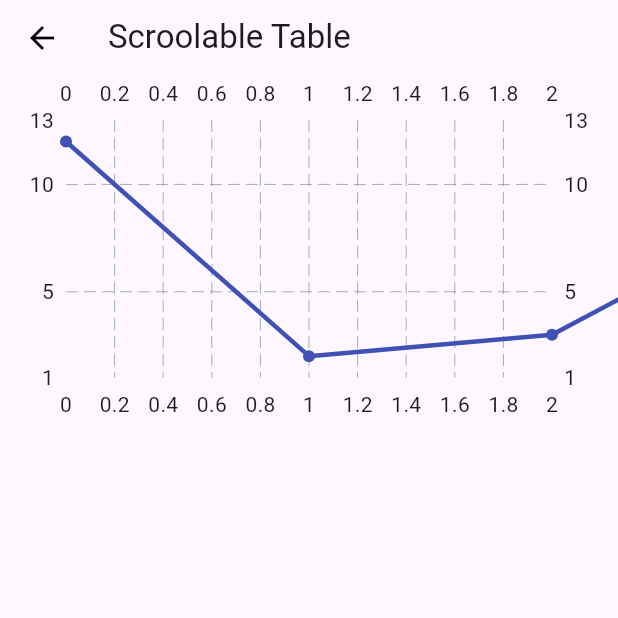
After one commit to Mamgain777/testing_widgets, a Flutter app: the screen it shows after launch, after a tap on "Scroolable Graph", on a phone screen of 412 x 824 dp, the top half of it. The commit adds this screen. Run offline on Flutter 3.47's test engine with Material 3 defaults, Android fonts, the phone set to English and light mode, and no system bars; drawn by our look-alikes of fl_chart.

Commit message:
ft: could not make scroolable graph

```diff
--- a/lib/screens/main_screen.dart
+++ b/lib/screens/main_screen.dart
@@ -1,6 +1,7 @@
 import 'package:flutter/material.dart';
 import 'package:testing_widgets/screens/depth_card.dart';
 import 'package:testing_widgets/screens/fixed_header_table.dart';
+import 'package:testing_widgets/screens/scrollable_graph.dart';
 import 'package:testing_widgets/screens/scroolable_card.dart';
 import 'package:testing_widgets/screens/scroolable_table.dart';
 import 'package:testing_widgets/screens/section_selection.dart';
@@ -37,6 +38,21 @@ class _MainScreenState extends State<MainScreen> {
         child: SingleChildScrollView(
           child: Column(
             children: [
+              ElevatedButton(
+                onPressed: () {
+                  Navigator.push(
+                    context,
+                    MaterialPageRoute(
+                      builder: (context) => const ScroolableGraph(),
+                    ),
+                  );
+                },
+                child: const Center(
+                  child: Text(
+                    "Scroolable Graph"
+                  ),
+                ),
+              ),
               ElevatedButton(
                 onPressed: () {
                   Navigator.push(
--- /dev/null
+++ b/lib/screens/scrollable_graph.dart
@@ -0,0 +1,101 @@
+import 'package:fl_chart/fl_chart.dart';
+import 'package:flutter/material.dart';
+import 'package:testing_widgets/common/common_appbar.dart';
+import 'package:testing_widgets/widgets/zommable_chart.dart';
+
+class ScroolableGraph extends StatefulWidget {
+  const ScroolableGraph({super.key});
+
+  @override
+  State<ScroolableGraph> createState() => _ScroolableGraphState();
+}
+
+class _ScroolableGraphState extends State<ScroolableGraph> {
+  @override
+  Widget build(BuildContext context) {
+    return Scaffold(
+      appBar: const PreferredSize(
+        preferredSize: Size.fromHeight(50),
+        child: CommonAppbar(appbarTitle: "Scroolable Table"),
+      ),
+      body:
+      // AspectRatio(
+      // aspectRatio: 16 / 9,
+      // child: ZoomableChart(
+      //   maxX: 20,
+      //   builder: (minX, maxX) {
+      //     return BarChart(
+      //       BarChartData(
+      //         barGroups: [
+      //           BarChartGroupData(
+      //               x: 0, barRods: [BarChartRodData(toY: 8, color: Colors.blue, width: 40)]),
+      //           BarChartGroupData(
+      //               x: 1, barRods: [BarChartRodData(toY: 5, color: Colors.green, width: 40)]),
+      //           BarChartGroupData(
+      //               x: 0, barRods: [BarChartRodData(toY: 6, color: Colors.blue, width: 40)]),
+      //           BarChartGroupData(
+      //               x: 1, barRods: [BarChartRodData(toY: 1, color: Colors.green, width: 40)]),
+      //           BarChartGroupData(
+      //               x: 0, barRods: [BarChartRodData(toY: 3, color: Colors.blue, width: 40)]),
+      //           BarChartGroupData(
+      //               x: 1, barRods: [BarChartRodData(toY: 7, color: Colors.green, width: 40)]),
+      //           BarChartGroupData(
+      //               x: 1, barRods: [BarChartRodData(toY: 5, color: Colors.green, width: 40)]),
+      //           // Add more BarChartGroupData for additional bars
+      //         ],
+      //         borderData: FlBorderData(
+      //           show: true,
+      //           border: Border.all(color: const Color(0xff37434d), width: 1),
+      //         ),
+      //         gridData: const FlGridData(show: true),
+      //         groupsSpace: 20,
+
+      //       ),
+      //     );
+      //   }
+      // ),
+      // ),
+      AspectRatio(
+      aspectRatio: 16 / 9,
+      child: ZoomableChart(
+        maxX: 2,
+        builder: (minX, maxX) {
+          return LineChart(
+            LineChartData(
+              clipData: const FlClipData.all(),
+              minX: minX,
+              maxX: maxX,
+              lineTouchData: const LineTouchData(enabled: false),
+              lineBarsData: [
+                LineChartBarData(
+                  spots: const [
+                    FlSpot(0, 12),
+                    FlSpot(1, 2),
+                    FlSpot(2, 3),
+                    FlSpot(3, 9),
+                    FlSpot(4, 11),
+                    FlSpot(5, 13),
+                    FlSpot(6, 3),
+                    FlSpot(7, 7),
+                    FlSpot(8, 2),
+                  ],
+                  isCurved: false,
+                  barWidth: 3,
+                  color: Colors.indigo,
+                  // dotData: FlDotData(
+                  //   show: false,
+                  // ),
+                ),
+              ],
+              minY: 1,
+              borderData: FlBorderData(
+                show: false,
+              ),
+            ),
+          );
+        },
+      ),
+    )
+    );
+  }
+}
--- /dev/null
+++ b/lib/widgets/zommable_chart.dart
@@ -0,0 +1,94 @@
+import 'dart:math';
+
+import 'package:flutter/material.dart';
+
+class ZoomableChart extends StatefulWidget {
+  const ZoomableChart({
+    super.key,
+    required this.maxX,
+    required this.builder,
+  });
+
+  final double maxX;
+  final Widget Function(double, double) builder;
+
+  @override
+  State<ZoomableChart> createState() => _ZoomableChartState();
+}
+
+class _ZoomableChartState extends State<ZoomableChart> {
+  late double minX;
+  late double maxX;
+
+  late double lastMaxXValue;
+  late double lastMinXValue;
+
+  @override
+  void initState() {
+    super.initState();
+    minX = 0;
+    maxX = widget.maxX;
+  }
+
+  @override
+  Widget build(BuildContext context) {
+    return GestureDetector(
+      onDoubleTap: () {
+        setState(() {
+          minX = 0;
+          maxX = widget.maxX;
+        });
+      },
+      onHorizontalDragStart: (details) {
+        lastMinXValue = minX;
+        lastMaxXValue = maxX;
+      },
+      onHorizontalDragUpdate: (details) {
+        var horizontalDistance = details.primaryDelta ?? 0;
+        if (horizontalDistance == 0) return;
+        var lastMinMaxDistance = max(lastMaxXValue - lastMinXValue, 0.0);
+
+        setState(() {
+          minX -= lastMinMaxDistance * 0.005 * horizontalDistance;
+          maxX -= lastMinMaxDistance * 0.005 * horizontalDistance;
+
+          if (minX < 0) {
+            minX = 0;
+            maxX = lastMinMaxDistance;
+          }
+          if (maxX > widget.maxX) {
+            maxX = widget.maxX;
+            minX = maxX - lastMinMaxDistance;
+          }
+        });
+      },
+      onScaleStart: (details) {
+        lastMinXValue = minX;
+        lastMaxXValue = maxX;
+      },
+      onScaleUpdate: (details) {
+        var horizontalScale = details.horizontalScale;
+        if (horizontalScale == 0) return;
+        var lastMinMaxDistance = max(lastMaxXValue - lastMinXValue, 0);
+        var newMinMaxDistance = max(lastMinMaxDistance / horizontalScale, 10);
+        var distanceDifference = newMinMaxDistance - lastMinMaxDistance;
+        setState(() {
+          final newMinX = max(
+            lastMinXValue - distanceDifference,
+            0.0,
+          );
+          final newMaxX = min(
+            lastMaxXValue + distanceDifference,
+            widget.maxX,
+          );
+
+          if (newMaxX - newMinX > 2) {
+            minX = newMinX;
+            maxX = newMaxX;
+          }
+        });
+      },
+      child: widget.builder(minX, maxX),
+    );
+  }
+}
--- a/pubspec.yaml
+++ b/pubspec.yaml
@@ -35,6 +35,7 @@ dependencies:
   # The following adds the Cupertino Icons font to your application.
   # Use with the CupertinoIcons class for iOS style icons.
   cupertino_icons: ^1.0.2
+  fl_chart: ^0.65.0
 
 dev_dependencies:
   flutter_test:
```
Also changed, not shown: lib/main.dart (line endings or trailing spaces), pubspec.lock.
